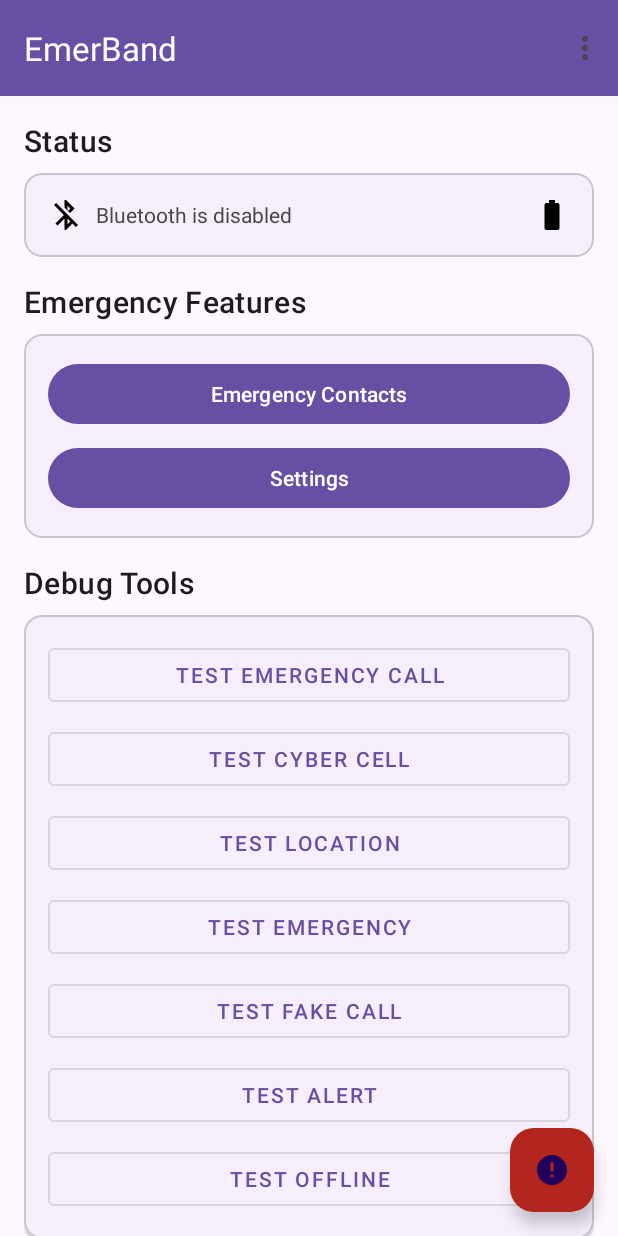
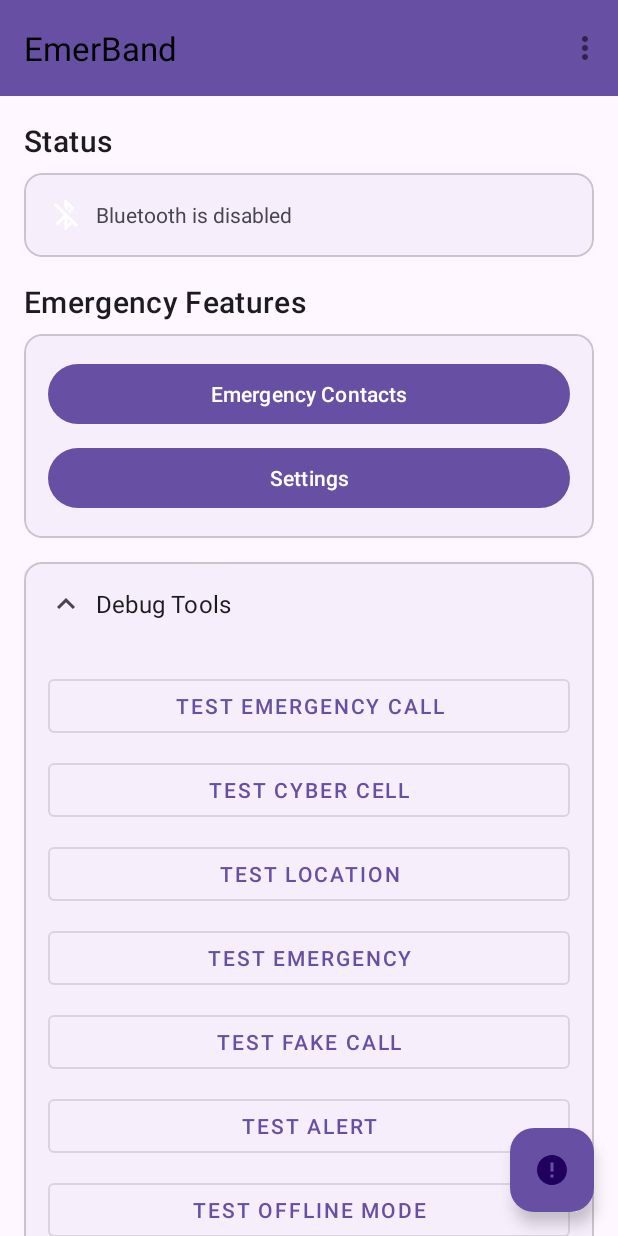
Before and after one commit to sinanshamsudheen/emerband, an Android app: the screen it shows after launch (MainActivity), after a tap on "TEST EMERGENCY CALL", on a phone screen of 412 x 824 dp. Run offline under Robolectric (Android 15) with nearby library versions, the phone set to English and light mode, and no system bars; 1 other tap on this screen came first.

Commit message:
Changes made in UI

```diff
--- a/app/src/main/java/com/example/emerband/MainActivity.java
+++ b/app/src/main/java/com/example/emerband/MainActivity.java
@@ -14,6 +14,7 @@ import android.view.Menu;
 import android.view.MenuItem;
 import android.view.View;
 import android.widget.ImageView;
+import android.widget.LinearLayout;
 import android.widget.TextView;
 import android.widget.Toast;
 import androidx.activity.result.ActivityResultLauncher;
@@ -67,9 +68,11 @@ public class MainActivity extends AppCompatActivity {
     // UI Elements
     private ImageView ivBluetoothStatus;
     private TextView tvBluetoothStatus;
-    private ImageView ivBatteryStatus;
+    private ImageView ivDebugExpand;
+    private LinearLayout debugHeader;
+    private LinearLayout debugContent;
+    private FloatingActionButton fabEmergency;
     private MaterialCardView debugCard;
-    private FloatingActionButton fabEmergency;
     private Button btnTestEmergency;
     private Button btnTestFakeCall;
     private Button btnTestAlert;
@@ -111,9 +114,22 @@ public class MainActivity extends AppCompatActivity {
         try {
             ivBluetoothStatus = findViewById(R.id.ivBluetoothStatus);
             tvBluetoothStatus = findViewById(R.id.tvBluetoothStatus);
-            ivBatteryStatus = findViewById(R.id.ivBatteryStatus);
-            debugCard = findViewById(R.id.debugCard);
-            fabEmergency = findViewById(R.id.fabEmergency);
+
+            // Debug views
+            debugHeader = findViewById(R.id.debugHeader);
+            debugContent = findViewById(R.id.debugContent);
+            ivDebugExpand = findViewById(R.id.ivDebugExpand);
+
+            // Initialize debug tools views
+            View debugHeaderView = findViewById(R.id.debugHeader);
+            View debugContentView = findViewById(R.id.debugContent);
+
+            // Set up debug tools expand/collapse
+            debugHeaderView.setOnClickListener(v -> {
+                boolean isExpanded = debugContentView.getVisibility() == View.VISIBLE;
+                debugContentView.setVisibility(isExpanded ? View.GONE : View.VISIBLE);
+                ivDebugExpand.setRotation(isExpanded ? 0 : 180);
+            });
 
             // Initialize emergency feature buttons
             btnEmergencyCall = findViewById(R.id.btnEmergencyCall);
@@ -127,6 +143,9 @@ public class MainActivity extends AppCompatActivity {
             btnTestAlert = findViewById(R.id.btnTestAlert);
             btnTestOffline = findViewById(R.id.btnTestOffline);
             toolbar = findViewById(R.id.toolbar);
+
+            // Initialize emergency feature button
+            fabEmergency = findViewById(R.id.fabEmergency);
         } catch (Exception e) {
             throw new RuntimeException("Failed to initialize views: " + e.getMessage(), e);
         }
--- /dev/null
+++ b/app/src/main/res/drawable/ic_expand_more.xml
@@ -0,0 +1,11 @@
+<?xml version="1.0" encoding="utf-8"?>
+<vector xmlns:android="http://schemas.android.com/apk/res/android"
+    android:width="24dp"
+    android:height="24dp"
+    android:viewportWidth="24"
+    android:viewportHeight="24"
+    android:tint="?attr/colorControlNormal">
+    <path
+        android:fillColor="@android:color/white"
+        android:pathData="M16.59,8.59L12,13.17 7.41,8.59 6,10l6,6 6,-6z"/>
+</vector>
--- a/app/src/main/res/layout/activity_main.xml
+++ b/app/src/main/res/layout/activity_main.xml
@@ -11,16 +11,15 @@
         android:layout_width="match_parent"
         android:layout_height="wrap_content"
         android:background="?attr/colorPrimary"
-        app:liftOnScroll="true">
+        app:elevation="0dp">
 
         <androidx.appcompat.widget.Toolbar
             android:id="@+id/toolbar"
             android:layout_width="match_parent"
             android:layout_height="?attr/actionBarSize"
-            android:elevation="0dp"
-            app:title="@string/app_name"
-            app:titleTextColor="?attr/colorOnPrimary"
-            app:layout_scrollFlags="scroll|enterAlways|snap"/>
+            android:theme="@style/ThemeOverlay.AppCompat.Light"
+            app:popupTheme="@style/PopupMenuStyle"
+            app:titleTextColor="@android:color/black"/>
 
     </com.google.android.material.appbar.AppBarLayout>
 
@@ -62,6 +61,7 @@
                         android:layout_width="24dp"
                         android:layout_height="24dp"
                         android:src="@drawable/ic_bluetooth_disabled"
+                        android:tint="@android:color/white"
                         android:contentDescription="@string/status_bluetooth_icon"/>
 
                     <TextView
@@ -71,13 +71,6 @@
                         android:layout_weight="1"
                         android:layout_marginStart="8dp"
                         android:text="@string/status_bluetooth_disabled"/>
-
-                    <ImageView
-                        android:id="@+id/ivBatteryStatus"
-                        android:layout_width="24dp"
-                        android:layout_height="24dp"
-                        android:src="@drawable/ic_battery_full"
-                        android:contentDescription="@string/status_battery_icon"/>
 
                 </LinearLayout>
 
@@ -124,14 +117,6 @@
 
             </com.google.android.material.card.MaterialCardView>
 
-            <!-- Debug Tools Section -->
-            <TextView
-                android:layout_width="wrap_content"
-                android:layout_height="wrap_content"
-                android:text="@string/debug_tools_title"
-                android:textAppearance="?attr/textAppearanceHeadline6"
-                android:layout_marginBottom="8dp"/>
-
             <com.google.android.material.card.MaterialCardView
                 android:id="@+id/debugCard"
                 android:layout_width="match_parent"
@@ -142,8 +127,44 @@
                 <LinearLayout
                     android:layout_width="match_parent"
                     android:layout_height="wrap_content"
+                    android:orientation="vertical">
+
+                    <!-- Debug Tools Header -->
+                    <LinearLayout
+                        android:id="@+id/debugHeader"
+                        android:layout_width="match_parent"
+                        android:layout_height="wrap_content"
+                        android:orientation="horizontal"
+                        android:gravity="center_vertical"
+                        android:padding="16dp"
+                        android:clickable="true"
+                        android:focusable="true">
+
+                        <ImageView
+                            android:id="@+id/ivDebugExpand"
+                            android:layout_width="24dp"
+                            android:layout_height="24dp"
+                            android:src="@drawable/ic_expand_more"
+                            android:contentDescription="@string/debug_tools_expand"/>
+
+                        <TextView
+                            android:layout_width="0dp"
+                            android:layout_height="wrap_content"
+                            android:layout_weight="1"
+                            android:layout_marginStart="8dp"
+                            android:text="@string/debug_tools"
+                            android:textAppearance="?attr/textAppearanceSubtitle1"/>
+
+                    </LinearLayout>
+
+                    <!-- Debug Tools Content -->
+                    <LinearLayout
+                        android:id="@+id/debugContent"
+                        android:layout_width="match_parent"
+                        android:layout_height="wrap_content"
                         android:orientation="vertical"
-                    android:padding="16dp">
+                        android:padding="16dp"
+                        android:visibility="gone">
 
                         <Button
                             android:id="@+id/btnEmergencyCall"
@@ -202,6 +223,8 @@
 
                     </LinearLayout>
 
+                </LinearLayout>
+
             </com.google.android.material.card.MaterialCardView>
 
         </LinearLayout>
@@ -214,8 +237,9 @@
         android:layout_height="wrap_content"
         android:layout_gravity="bottom|end"
         android:layout_margin="16dp"
-        android:contentDescription="@string/emergency"
+        android:tint="@android:color/black"
+        android:backgroundTint="?attr/colorPrimary"
         app:srcCompat="@drawable/ic_emergency"
-        app:backgroundTint="?attr/colorError"/>
+        android:contentDescription="@string/emergency_button"/>
 
 </androidx.coordinatorlayout.widget.CoordinatorLayout>
--- a/app/src/main/res/values/strings.xml
+++ b/app/src/main/res/values/strings.xml
@@ -25,16 +25,16 @@
     <string name="settings">Settings</string>
 
     <!-- Debug Tools -->
+    <string name="debug_tools_title">Debug Tools</string>
     <string name="debug_tools">Debug Tools</string>
-    <string name="debug_tools_title">Debug Tools</string>
-    <string name="test_emergency_call">Test Emergency Call</string>
-    <string name="test_cyber_cell">Test Cyber Cell</string>
-    <string name="test_location">Test Location</string>
+    <string name="debug_tools_expand">Expand/Collapse Debug Tools</string>
     <string name="test_emergency">Test Emergency</string>
     <string name="test_fake_call">Test Fake Call</string>
-    <string name="test_alert">Test Alert</string>
-    <string name="test_offline">Test Offline</string>
-    <string name="test_crash">Test Crash</string>
+    <string name="test_cyber_cell">Test Cyber Cell</string>
+    <string name="test_alert">TEST ALERT</string>
+    <string name="test_offline">TEST OFFLINE MODE</string>
+    <string name="test_emergency_call">Test Emergency Call</string>
+    <string name="test_location">Test Location</string>
 
     <!-- Test Messages -->
     <string name="msg_emergency">Emergency Alert Triggered</string>
@@ -70,7 +70,7 @@
     <!-- Alert Screen -->
     <string name="emergency_alert">EMERGENCY ALERT</string>
     <string name="emergency_alert_message">Emergency alert has been activated.\nHelp is on the way!</string>
-    <string name="stop_alarm">STOP ALARM</string>
+    <string name="stop_alert">STOP ALERT</string>
 
     <!-- Emergency Dialog -->
     <string name="emergency_title">Emergency Alert</string>
--- a/app/src/main/res/values/styles.xml
+++ b/app/src/main/res/values/styles.xml
@@ -28,4 +28,11 @@
         <item name="materialCardViewStyle">@style/Widget.MaterialComponents.CardView</item>
         <item name="toolbarStyle">@style/Widget.MaterialComponents.Toolbar.Primary</item>
     </style>
+
+    <style name="PopupMenuStyle" parent="ThemeOverlay.AppCompat.Light">
+        <item name="android:textColor">?attr/colorPrimary</item>
+        <item name="android:background">@android:color/black</item>
+        <item name="android:itemBackground">@android:color/black</item>
+        <item name="android:popupBackground">@android:color/black</item>
+    </style>
 </resources>
```
Also changed, not shown: 622 other files. Lines whose indentation alone changed are shown as unchanged.
